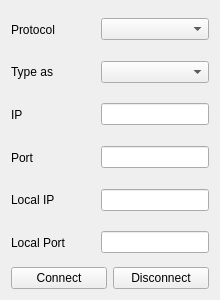
First picture: the form in MotionViewer/holocomm.ui, repository thinkexist1989/MotionViewer, before the edit.
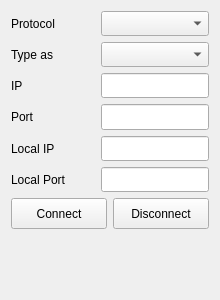
Second picture: the form after the edit. Icons and pictures are not drawn.

Diff of the .ui file:
```diff
--- a/MotionViewer/holocomm.ui
+++ b/MotionViewer/holocomm.ui
@@ -25,13 +25,13 @@
   <property name="windowTitle">
    <string>Form</string>
   </property>
-  <layout class="QVBoxLayout" name="verticalLayout" stretch="6,1">
+  <layout class="QVBoxLayout" name="verticalLayout" stretch="6,1,2">
    <item>
     <layout class="QGridLayout" name="gridLayout">
      <item row="0" column="0">
       <widget class="QLabel" name="lblProtocol">
        <property name="sizePolicy">
-        <sizepolicy hsizetype="Preferred" vsizetype="Expanding">
+        <sizepolicy hsizetype="Preferred" vsizetype="Preferred">
          <horstretch>0</horstretch>
          <verstretch>0</verstretch>
         </sizepolicy>
@@ -44,7 +44,7 @@
      <item row="0" column="1">
       <widget class="QComboBox" name="cmbProtocol">
        <property name="sizePolicy">
-        <sizepolicy hsizetype="Preferred" vsizetype="Fixed">
+        <sizepolicy hsizetype="Preferred" vsizetype="Preferred">
          <horstretch>0</horstretch>
          <verstretch>0</verstretch>
         </sizepolicy>
@@ -54,7 +54,7 @@
      <item row="1" column="0">
       <widget class="QLabel" name="lblType">
        <property name="sizePolicy">
-        <sizepolicy hsizetype="Preferred" vsizetype="Expanding">
+        <sizepolicy hsizetype="Preferred" vsizetype="Preferred">
          <horstretch>0</horstretch>
          <verstretch>0</verstretch>
         </sizepolicy>
@@ -67,7 +67,7 @@
      <item row="1" column="1">
       <widget class="QComboBox" name="cmbType">
        <property name="sizePolicy">
-        <sizepolicy hsizetype="Preferred" vsizetype="Fixed">
+        <sizepolicy hsizetype="Preferred" vsizetype="Preferred">
          <horstretch>0</horstretch>
          <verstretch>0</verstretch>
         </sizepolicy>
@@ -77,7 +77,7 @@
      <item row="2" column="0">
       <widget class="QLabel" name="lblAddress">
        <property name="sizePolicy">
-        <sizepolicy hsizetype="Preferred" vsizetype="Expanding">
+        <sizepolicy hsizetype="Preferred" vsizetype="Preferred">
          <horstretch>0</horstretch>
          <verstretch>0</verstretch>
         </sizepolicy>
@@ -90,7 +90,7 @@
      <item row="2" column="1">
       <widget class="QLineEdit" name="ldtAddress">
        <property name="sizePolicy">
-        <sizepolicy hsizetype="Preferred" vsizetype="Fixed">
+        <sizepolicy hsizetype="Preferred" vsizetype="Preferred">
          <horstretch>0</horstretch>
          <verstretch>0</verstretch>
         </sizepolicy>
@@ -100,7 +100,7 @@
      <item row="3" column="0">
       <widget class="QLabel" name="lblPort">
        <property name="sizePolicy">
-        <sizepolicy hsizetype="Preferred" vsizetype="Expanding">
+        <sizepolicy hsizetype="Preferred" vsizetype="Preferred">
          <horstretch>0</horstretch>
          <verstretch>0</verstretch>
         </sizepolicy>
@@ -113,7 +113,7 @@
      <item row="3" column="1">
       <widget class="QLineEdit" name="ldtPort">
        <property name="sizePolicy">
-        <sizepolicy hsizetype="Preferred" vsizetype="Fixed">
+        <sizepolicy hsizetype="Preferred" vsizetype="Preferred">
          <horstretch>0</horstretch>
          <verstretch>0</verstretch>
         </sizepolicy>
@@ -123,7 +123,7 @@
      <item row="4" column="0">
       <widget class="QLabel" name="lblLocalAddress">
        <property name="sizePolicy">
-        <sizepolicy hsizetype="Preferred" vsizetype="Expanding">
+        <sizepolicy hsizetype="Preferred" vsizetype="Preferred">
          <horstretch>0</horstretch>
          <verstretch>0</verstretch>
         </sizepolicy>
@@ -136,7 +136,7 @@
      <item row="4" column="1">
       <widget class="QLineEdit" name="ldtLocalAddress">
        <property name="sizePolicy">
-        <sizepolicy hsizetype="Preferred" vsizetype="Fixed">
+        <sizepolicy hsizetype="Preferred" vsizetype="Preferred">
          <horstretch>0</horstretch>
          <verstretch>0</verstretch>
         </sizepolicy>
@@ -146,7 +146,7 @@
      <item row="5" column="0">
       <widget class="QLabel" name="lblLocalPort">
        <property name="sizePolicy">
-        <sizepolicy hsizetype="Preferred" vsizetype="Expanding">
+        <sizepolicy hsizetype="Preferred" vsizetype="Preferred">
          <horstretch>0</horstretch>
          <verstretch>0</verstretch>
         </sizepolicy>
@@ -159,7 +159,7 @@
      <item row="5" column="1">
       <widget class="QLineEdit" name="ldtLocalPort">
        <property name="sizePolicy">
-        <sizepolicy hsizetype="Preferred" vsizetype="Fixed">
+        <sizepolicy hsizetype="Preferred" vsizetype="Preferred">
          <horstretch>0</horstretch>
          <verstretch>0</verstretch>
         </sizepolicy>
@@ -173,7 +173,7 @@
      <item>
       <widget class="QPushButton" name="connectButton">
        <property name="sizePolicy">
-        <sizepolicy hsizetype="Preferred" vsizetype="Fixed">
+        <sizepolicy hsizetype="Preferred" vsizetype="Preferred">
          <horstretch>0</horstretch>
          <verstretch>0</verstretch>
         </sizepolicy>
@@ -190,7 +190,7 @@
      <item>
       <widget class="QPushButton" name="disconnectButton">
        <property name="sizePolicy">
-        <sizepolicy hsizetype="Preferred" vsizetype="Fixed">
+        <sizepolicy hsizetype="Preferred" vsizetype="Preferred">
          <horstretch>0</horstretch>
          <verstretch>0</verstretch>
         </sizepolicy>
@@ -206,6 +206,19 @@
      </item>
     </layout>
    </item>
+   <item>
+    <spacer name="verticalSpacer">
+     <property name="orientation">
+      <enum>Qt::Vertical</enum>
+     </property>
+     <property name="sizeHint" stdset="0">
+      <size>
+       <width>20</width>
+       <height>50</height>
+      </size>
+     </property>
+    </spacer>
+   </item>
   </layout>
  </widget>
  <resources>
```
